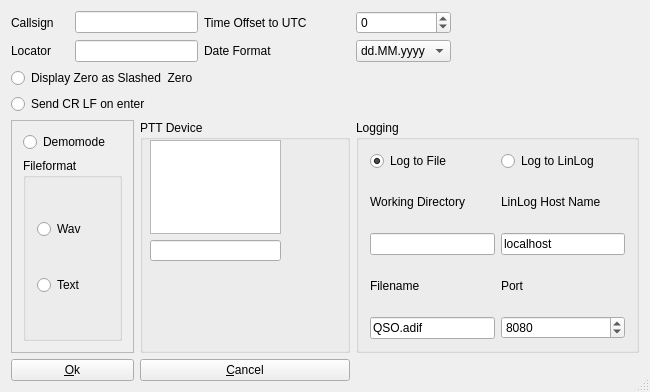
Before: the Qt Designer form gui/generalsettings.ui in dl1ksv/linpsk, drawn with Qt 5.
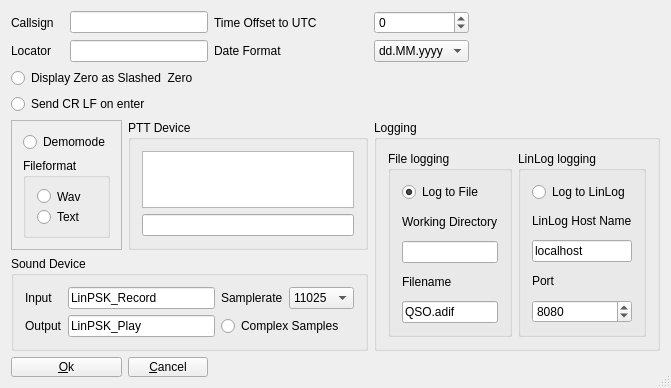
After: the same form once the commit is applied.

Diff of the .ui file:
```diff
--- a/gui/generalsettings.ui
+++ b/gui/generalsettings.ui
@@ -6,8 +6,8 @@
    <rect>
     <x>0</x>
     <y>0</y>
-    <width>650</width>
-    <height>392</height>
+    <width>671</width>
+    <height>388</height>
    </rect>
   </property>
   <property name="sizePolicy">
@@ -37,7 +37,7 @@
   <property name="sizeGripEnabled">
    <bool>true</bool>
   </property>
-  <layout class="QGridLayout" name="gridLayout">
+  <layout class="QGridLayout" name="gridLayout_2">
    <item row="0" column="0">
     <widget class="QLabel" name="CallsignL">
      <property name="frameShape">
@@ -137,19 +137,6 @@
      </property>
     </spacer>
    </item>
-   <item row="2" column="4" colspan="2">
-    <spacer name="horizontalSpacer_2">
-     <property name="orientation">
-      <enum>Qt::Horizontal</enum>
-     </property>
-     <property name="sizeHint" stdset="0">
-      <size>
-       <width>115</width>
-       <height>20</height>
-      </size>
-     </property>
-    </spacer>
-   </item>
    <item row="2" column="0" colspan="3">
     <widget class="QRadioButton" name="SlashedZero">
      <property name="font">
@@ -176,6 +163,19 @@
      </property>
     </spacer>
    </item>
+   <item row="2" column="4" colspan="2">
+    <spacer name="horizontalSpacer_2">
+     <property name="orientation">
+      <enum>Qt::Horizontal</enum>
+     </property>
+     <property name="sizeHint" stdset="0">
+      <size>
+       <width>115</width>
+       <height>20</height>
+      </size>
+     </property>
+    </spacer>
+   </item>
    <item row="3" column="0" colspan="3">
     <widget class="QRadioButton" name="autoCrLf">
      <property name="enabled">
@@ -265,35 +265,27 @@
      <property name="title">
       <string>PTT Device</string>
      </property>
-     <widget class="QListView" name="AvailableDevices">
-      <property name="geometry">
-       <rect>
-        <x>10</x>
-        <y>20</y>
-        <width>131</width>
-        <height>94</height>
-       </rect>
-      </property>
-     </widget>
-     <widget class="QLineEdit" name="SelectedDevice">
-      <property name="geometry">
-       <rect>
-        <x>10</x>
-        <y>120</y>
-        <width>131</width>
-        <height>21</height>
-       </rect>
-      </property>
-     </widget>
-    </widget>
+     <layout class="QVBoxLayout" name="verticalLayout_5">
+      <item>
+       <widget class="QListView" name="AvailableDevices"/>
+      </item>
+      <item>
+       <widget class="QLineEdit" name="SelectedDevice"/>
+      </item>
+     </layout>
+    </widget>
    </item>
-   <item row="4" column="4" colspan="2">
+   <item row="4" column="4" rowspan="2" colspan="2">
     <widget class="QGroupBox" name="groupBox_3">
      <property name="title">
       <string>Logging</string>
      </property>
-     <layout class="QHBoxLayout" name="horizontalLayout">
-      <item>
+     <layout class="QGridLayout" name="gridLayout_3">
+      <item row="0" column="0">
+       <widget class="QGroupBox" name="groupBox_4">
+        <property name="title">
+         <string>File logging</string>
+        </property>
        <layout class="QVBoxLayout" name="verticalLayout_3">
         <item>
          <widget class="QRadioButton" name="fileLog">
@@ -336,8 +328,13 @@
          </widget>
         </item>
        </layout>
+       </widget>
       </item>
-      <item>
+      <item row="0" column="1">
+       <widget class="QGroupBox" name="groupBox_5">
+        <property name="title">
+         <string>LinLog logging</string>
+        </property>
        <layout class="QVBoxLayout" name="verticalLayout_4">
         <item>
          <widget class="QRadioButton" name="LinLog">
@@ -384,11 +381,94 @@
          </widget>
         </item>
        </layout>
+       </widget>
       </item>
      </layout>
     </widget>
    </item>
-   <item row="5" column="0" colspan="2">
+   <item row="5" column="0" colspan="4">
+    <widget class="QGroupBox" name="SoundDeviceBox">
+     <property name="title">
+      <string>Sound Device</string>
+     </property>
+     <layout class="QGridLayout" name="gridLayout">
+      <item row="0" column="0">
+       <widget class="QLabel" name="label_7">
+        <property name="text">
+         <string>Input</string>
+        </property>
+       </widget>
+      </item>
+      <item row="0" column="1">
+       <widget class="QLineEdit" name="soundInputDeviceName">
+        <property name="text">
+         <string>LinPSK_Record</string>
+        </property>
+       </widget>
+      </item>
+      <item row="0" column="2">
+       <layout class="QHBoxLayout" name="horizontalLayout">
+        <item>
+         <widget class="QLabel" name="label_9">
+          <property name="text">
+           <string>Samplerate</string>
+          </property>
+         </widget>
+        </item>
+        <item>
+         <widget class="QComboBox" name="sampleRate">
+          <property name="insertPolicy">
+           <enum>QComboBox::NoInsert</enum>
+          </property>
+          <item>
+           <property name="text">
+            <string notr="true">11025</string>
+           </property>
+          </item>
+          <item>
+           <property name="text">
+            <string>22050</string>
+           </property>
+          </item>
+          <item>
+           <property name="text">
+            <string>44100</string>
+           </property>
+          </item>
+          <item>
+           <property name="text">
+            <string>96000</string>
+           </property>
+          </item>
+         </widget>
+        </item>
+       </layout>
+      </item>
+      <item row="1" column="0">
+       <widget class="QLabel" name="label_8">
+        <property name="text">
+         <string>Output</string>
+        </property>
+       </widget>
+      </item>
+      <item row="1" column="1">
+       <widget class="QLineEdit" name="soundOutputDeviceName">
+        <property name="text">
+         <string>LinPSK_Play</string>
+        </property>
+       </widget>
+      </item>
+      <item row="1" column="2">
+       <widget class="QRadioButton" name="realComplex">
+        <property name="text">
+         <string>Complex Samples</string>
+        </property>
+       </widget>
+      </item>
+     </layout>
+    </widget>
+   </item>
+   <item row="6" column="0" colspan="2">
     <widget class="QPushButton" name="buttonOk">
      <property name="minimumSize">
       <size>
@@ -416,7 +496,20 @@
      </property>
     </widget>
    </item>
-   <item row="5" column="2" colspan="2">
+   <item row="6" column="4" colspan="2">
+    <spacer name="horizontalSpacer_3">
+     <property name="orientation">
+      <enum>Qt::Horizontal</enum>
+     </property>
+     <property name="sizeHint" stdset="0">
+      <size>
+       <width>115</width>
+       <height>20</height>
+      </size>
+     </property>
+    </spacer>
+   </item>
+   <item row="6" column="2">
     <widget class="QPushButton" name="buttonCancel">
      <property name="minimumSize">
       <size>
@@ -447,14 +540,14 @@
      </property>
     </widget>
    </item>
-   <item row="5" column="4" colspan="2">
-    <spacer name="horizontalSpacer_3">
+   <item row="6" column="3">
+    <spacer name="horizontalSpacer_8">
      <property name="orientation">
       <enum>Qt::Horizontal</enum>
      </property>
      <property name="sizeHint" stdset="0">
       <size>
-       <width>115</width>
+       <width>40</width>
        <height>20</height>
       </size>
      </property>
```
Left out of the diff: 21 changed lines with no effect on the pictures. Lines whose indentation alone changed are shown as unchanged.
